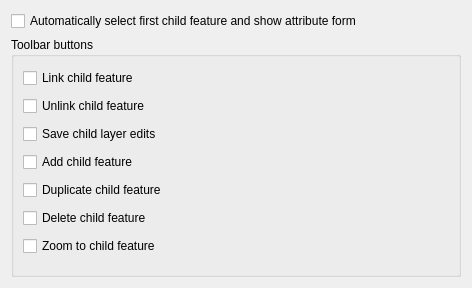
First picture: the form in src/ui/qgsrelationeditorconfigwidgetbase.ui, repository qgis/QGIS, before the edit.
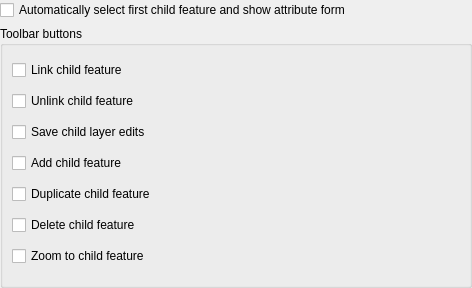
Second picture: the form after the edit.

Commit message: Harmonize margins within the relations drag-and-drop designer settings

```diff
--- a/src/ui/qgsrelationeditorconfigwidgetbase.ui
+++ b/src/ui/qgsrelationeditorconfigwidgetbase.ui
@@ -14,6 +14,18 @@
    <string>Attribute Widget Relation Edit Widget</string>
   </property>
   <layout class="QVBoxLayout" name="verticalLayout">
+   <property name="leftMargin">
+    <number>0</number>
+   </property>
+   <property name="topMargin">
+    <number>0</number>
+   </property>
+   <property name="rightMargin">
+    <number>0</number>
+   </property>
+   <property name="bottomMargin">
+    <number>0</number>
+   </property>
    <item>
     <widget class="QCheckBox" name="mShowFirstFeature">
      <property name="toolTip">
```
The commit also changes 2 other files.
